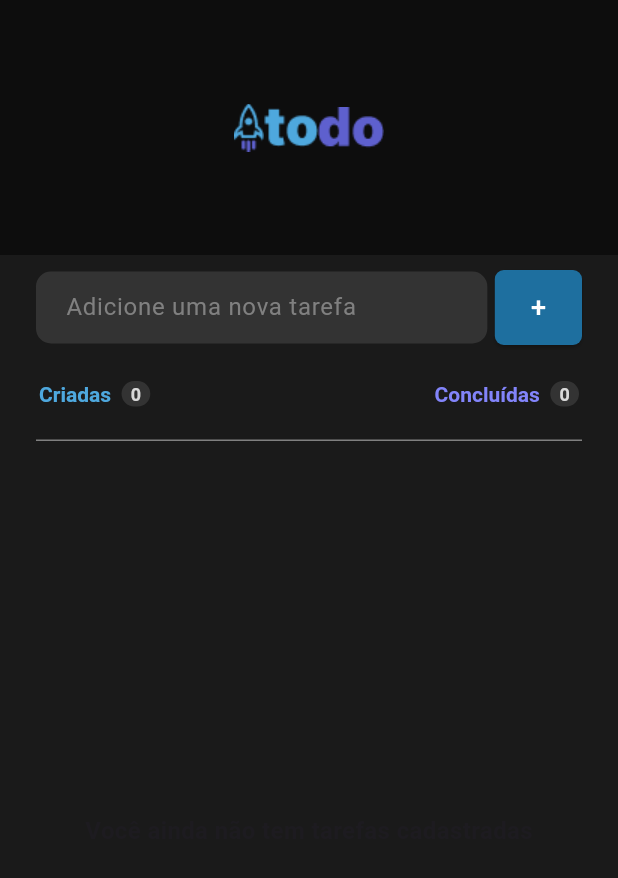
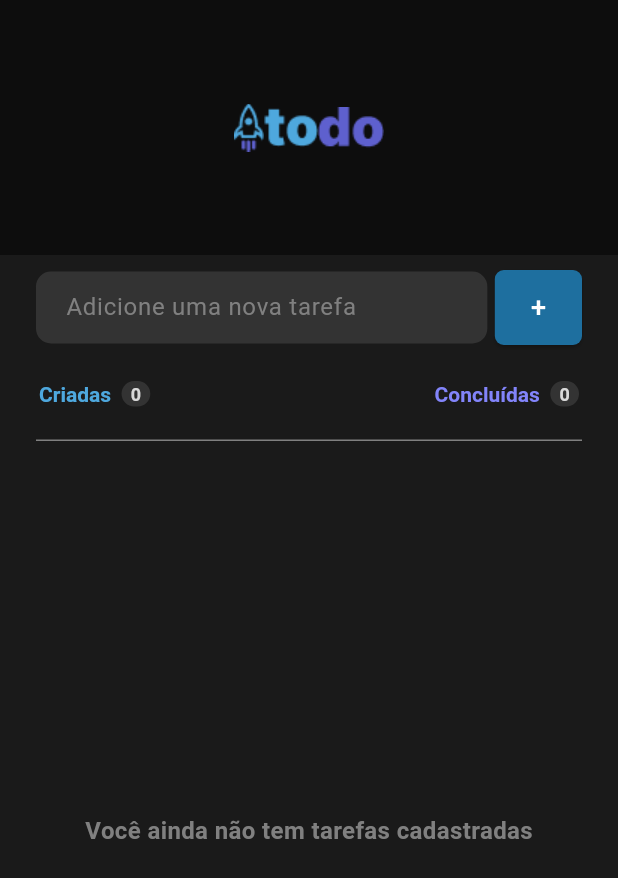
Before and after one commit to amitcesar/simple-to-do-list-flutter, a Flutter app: the screen it shows after launch, on a phone screen of 412 x 824 dp. Shown: the top 878 px of the screen. Run offline on Flutter 3.47's test engine with Material 3 defaults, Android fonts, the phone set to English and light mode, and no system bars.

```diff
--- a/lib/core/widgets/input.dart
+++ /dev/null
@@ -1,15 +0,0 @@
-import 'package:flutter/material.dart';
-import 'package:todo_list/core/shared/app_colors.dart';
-
-Widget InputTask() {
-  return Container(
-    decoration: BoxDecoration(
-        color: AppColors.gray_400, borderRadius: BorderRadius.circular(4)),
-    child: TextField(
-      decoration: InputDecoration(
-          contentPadding: EdgeInsets.all(8),
-          border: InputBorder.none,
-          hintText: 'Adicione uma nova tarefa'),
-    ),
-  );
-}
--- /dev/null
+++ b/lib/core/widgets/myLogoTodoApp.dart
@@ -0,0 +1,19 @@
+import 'package:flutter/material.dart';
+
+Widget myLogoTodoApp() {
+  return Row(
+    mainAxisAlignment: MainAxisAlignment.center,
+    crossAxisAlignment: CrossAxisAlignment.center,
+    children: [
+      Image.asset(
+        'assets/icons/rocket.png',
+      ),
+      Image.asset(
+        'assets/icons/to.png',
+      ),
+      Image.asset(
+        'assets/icons/do.png',
+      ),
+    ],
+  );
+}
--- /dev/null
+++ b/lib/core/widgets/separator.dart
@@ -0,0 +1,10 @@
+import 'package:flutter/material.dart';
+import 'package:todo_list/core/shared/app_colors.dart';
+
+Widget separator() {
+  return Container(
+    margin: const EdgeInsets.only(top: 20),
+    decoration: const BoxDecoration(
+        border: Border(top: BorderSide(color: AppColors.gray_300, width: 1.0))),
+  );
+}
--- a/lib/feature/view/home.dart
+++ b/lib/feature/view/home.dart
@@ -1,5 +1,7 @@
 import 'package:flutter/material.dart';
 import 'package:todo_list/core/shared/app_colors.dart';
+import 'package:todo_list/core/widgets/myLogoTodoApp.dart';
+import 'package:todo_list/core/widgets/separator.dart';
 
 class HomeScreen extends StatefulWidget {
   const HomeScreen({super.key});
@@ -9,8 +11,8 @@ class HomeScreen extends StatefulWidget {
 }
 
 class _HomeScreenState extends State<HomeScreen> {
-  final int createdtasksCount = 0;
-  final int completedtasksCount = 0;
+  int createdtasksCount = 0;
+  int completedtasksCount = 0;
   List<String> tasks = [];
 
   @override
@@ -21,22 +23,7 @@ class _HomeScreenState extends State<HomeScreen> {
         appBar: AppBar(
             backgroundColor: AppColors.gray_700,
             toolbarHeight: 170,
-          title: Row(
-            mainAxisAlignment: MainAxisAlignment.center,
-            crossAxisAlignment: CrossAxisAlignment.center,
-            children: [
-              Image.asset(
-                'assets/icons/rocket.png',
-              ),
-              Image.asset(
-                'assets/icons/to.png',
-              ),
-              Image.asset(
-                'assets/icons/do.png',
-              ),
-            ],
-          ),
-        ),
+            title: myLogoTodoApp()),
         body: Container(
           height: screenHeight,
           decoration: const BoxDecoration(
@@ -48,7 +35,7 @@ class _HomeScreenState extends State<HomeScreen> {
               children: [
                 addNewTask(),
                 infoTasks(),
-                taskSeparator(),
+                separator(),
                 Expanded(
                   child: TaskList(tasks: tasks),
                 ),
@@ -56,7 +43,6 @@ class _HomeScreenState extends State<HomeScreen> {
             ),
           ),
         ));
-  }
   }
 
   Widget addNewTask() {
@@ -81,16 +67,22 @@ Widget addNewTask() {
                         style: BorderStyle.none,
                       )),
                   hintText: 'Adicione uma nova tarefa',
-                hintStyle:
-                    const TextStyle(fontSize: 16.0, color: AppColors.gray_300)),
+                  hintStyle: const TextStyle(
+                      fontSize: 16.0, color: AppColors.gray_300)),
+              onSubmitted: (text) {
+                setState(() {
+                  tasks.add(text);
+                  createdtasksCount++;
+                });
+              },
             ),
           ),
         ),
         ElevatedButton(
           onPressed: () {},
           style: ElevatedButton.styleFrom(
-          shape:
-              RoundedRectangleBorder(borderRadius: BorderRadius.circular(6.0)),
+            shape: RoundedRectangleBorder(
+                borderRadius: BorderRadius.circular(6.0)),
             backgroundColor: AppColors.blueDark,
             minimumSize: const Size(50, 50),
           ),
@@ -130,13 +122,6 @@ Widget infoTasks() {
       ),
     );
   }
-
-Widget taskSeparator() {
-  return Container(
-    margin: const EdgeInsets.only(top: 20),
-    decoration: const BoxDecoration(
-        border: Border(top: BorderSide(color: AppColors.gray_300, width: 1.0))),
-  );
 }
 
 class StatusText extends StatelessWidget {
@@ -197,10 +182,13 @@ class TaskList extends StatelessWidget {
   @override
   Widget build(BuildContext context) {
     if (tasks.isEmpty) {
-      return const Center(
+      return Center(
         child: Text(
           'Você ainda não tem tarefas cadastradas',
-          style: TextStyle(fontWeight: FontWeight.bold, fontSize: 16),
+          style: TextStyle(
+              fontWeight: FontWeight.bold,
+              fontSize: 16,
+              color: AppColors.gray_300),
         ),
       );
     } else {
```
Also changed, not shown: 1 other file. Lines whose indentation alone changed are shown as unchanged.
